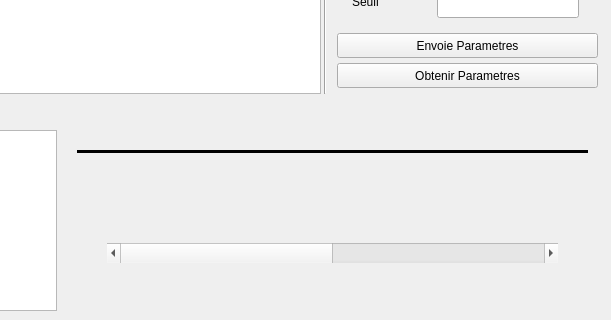
This is identification_Qt/mainwindow.ui in emilerenaud/Projet_GRO_S3 as Qt 5 draws it before an edit; both pictures show x 393 to 1004 and y 197 to 517 of the 1004 by 517 pixel window. The edited form follows.
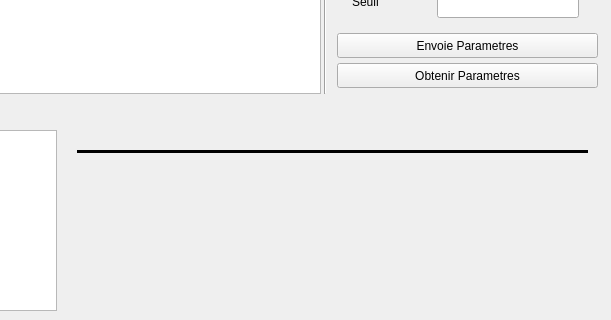
This is the edited form. Icons and pictures are not drawn. Custom widgets are drawn as their Qt base class.

Commit message: interface petre final

```diff
--- a/identification_Qt/mainwindow.ui
+++ b/identification_Qt/mainwindow.ui
@@ -515,28 +515,6 @@
      <string>&lt;html&gt;&lt;head/&gt;&lt;body&gt;&lt;p&gt;&lt;img src=&quot;:/flash.png&quot;/&gt;&lt;/p&gt;&lt;/body&gt;&lt;/html&gt;</string>
     </property>
    </widget>
-   <widget class="QScrollBar" name="horizontalScrollBar">
-    <property name="geometry">
-     <rect>
-      <x>500</x>
-      <y>440</y>
-      <width>451</width>
-      <height>20</height>
-     </rect>
-    </property>
-    <property name="maximum">
-     <number>10</number>
-    </property>
-    <property name="value">
-     <number>0</number>
-    </property>
-    <property name="tracking">
-     <bool>true</bool>
-    </property>
-    <property name="orientation">
-     <enum>Qt::Horizontal</enum>
-    </property>
-   </widget>
   </widget>
  </widget>
  <layoutdefault spacing="6" margin="11"/>
```
The commit also changes 2 other files.
